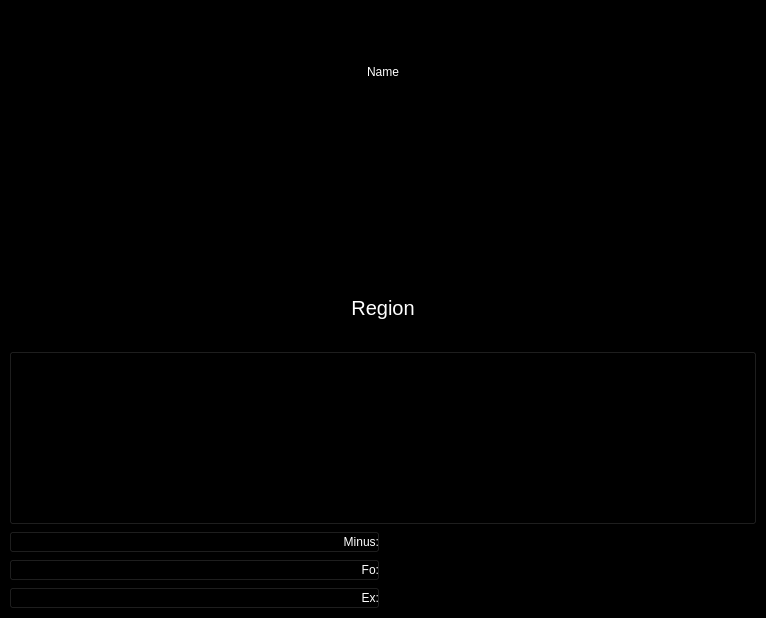
Above: PointFighting/form.ui from BarsukAlexey/xelarogi before the change. Below: the same form after it.
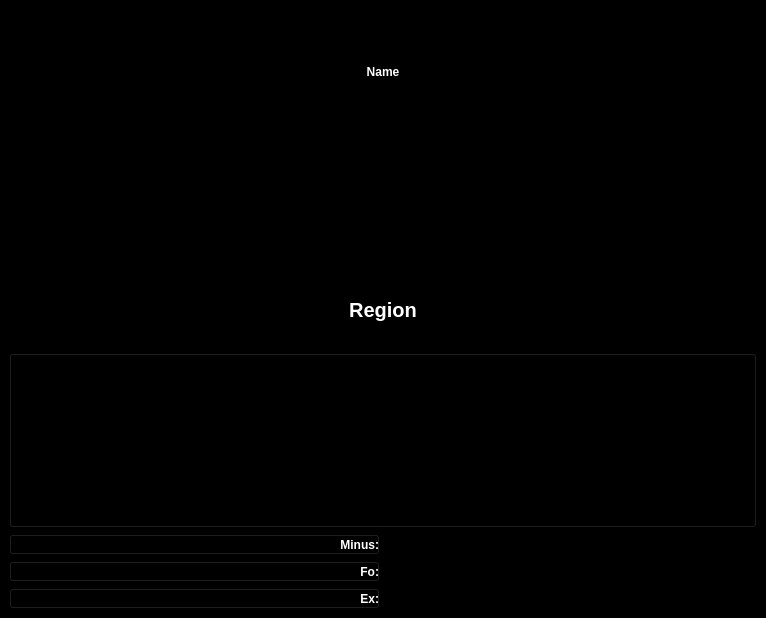
That is the form after the change. Custom widgets are drawn as their Qt base class.

```diff
--- a/PointFighting/form.ui
+++ b/PointFighting/form.ui
@@ -10,6 +10,18 @@
     <height>618</height>
    </rect>
   </property>
+  <property name="sizePolicy">
+   <sizepolicy hsizetype="Ignored" vsizetype="Ignored">
+    <horstretch>0</horstretch>
+    <verstretch>0</verstretch>
+   </sizepolicy>
+  </property>
+  <property name="font">
+   <font>
+    <weight>75</weight>
+    <bold>true</bold>
+   </font>
+  </property>
   <property name="windowTitle">
    <string>Form</string>
   </property>
@@ -36,6 +48,18 @@
    </property>
    <item row="0" column="0">
     <widget class="QWidget" name="widget" native="true">
+     <property name="sizePolicy">
+      <sizepolicy hsizetype="Ignored" vsizetype="Ignored">
+       <horstretch>0</horstretch>
+       <verstretch>0</verstretch>
+      </sizepolicy>
+     </property>
+     <property name="font">
+      <font>
+       <weight>75</weight>
+       <bold>true</bold>
+      </font>
+     </property>
      <property name="styleSheet">
       <string notr="true"/>
      </property>
@@ -43,11 +67,17 @@
       <item row="4" column="0">
        <widget class="QRightClickButton" name="pushButtonMinus">
         <property name="sizePolicy">
-         <sizepolicy hsizetype="Preferred" vsizetype="Preferred">
+         <sizepolicy hsizetype="Ignored" vsizetype="Ignored">
           <horstretch>0</horstretch>
           <verstretch>0</verstretch>
          </sizepolicy>
         </property>
+        <property name="font">
+         <font>
+          <weight>75</weight>
+          <bold>true</bold>
+         </font>
+        </property>
         <property name="styleSheet">
          <string notr="true"/>
         </property>
@@ -58,9 +88,17 @@
       </item>
       <item row="4" column="1">
        <widget class="AspectRatioPixmapLabel" name="labelMinus">
+        <property name="sizePolicy">
+         <sizepolicy hsizetype="Ignored" vsizetype="Ignored">
+          <horstretch>0</horstretch>
+          <verstretch>0</verstretch>
+         </sizepolicy>
+        </property>
         <property name="font">
          <font>
           <pointsize>14</pointsize>
+          <weight>75</weight>
+          <bold>true</bold>
          </font>
         </property>
         <property name="styleSheet">
@@ -77,11 +115,17 @@
       <item row="5" column="0">
        <widget class="QRightClickButton" name="pushButtonFo">
         <property name="sizePolicy">
-         <sizepolicy hsizetype="Preferred" vsizetype="Preferred">
+         <sizepolicy hsizetype="Ignored" vsizetype="Ignored">
           <horstretch>0</horstretch>
           <verstretch>0</verstretch>
          </sizepolicy>
         </property>
+        <property name="font">
+         <font>
+          <weight>75</weight>
+          <bold>true</bold>
+         </font>
+        </property>
         <property name="text">
          <string>Fo:</string>
         </property>
@@ -89,9 +133,17 @@
       </item>
       <item row="5" column="1">
        <widget class="AspectRatioPixmapLabel" name="labelFo">
+        <property name="sizePolicy">
+         <sizepolicy hsizetype="Ignored" vsizetype="Ignored">
+          <horstretch>0</horstretch>
+          <verstretch>0</verstretch>
+         </sizepolicy>
+        </property>
         <property name="font">
          <font>
           <pointsize>14</pointsize>
+          <weight>75</weight>
+          <bold>true</bold>
          </font>
         </property>
         <property name="styleSheet">
@@ -105,11 +157,17 @@
       <item row="6" column="0">
        <widget class="QRightClickButton" name="pushButtonEx">
         <property name="sizePolicy">
-         <sizepolicy hsizetype="Preferred" vsizetype="Preferred">
+         <sizepolicy hsizetype="Ignored" vsizetype="Ignored">
           <horstretch>0</horstretch>
           <verstretch>0</verstretch>
          </sizepolicy>
         </property>
+        <property name="font">
+         <font>
+          <weight>75</weight>
+          <bold>true</bold>
+         </font>
+        </property>
         <property name="text">
          <string>Ex:</string>
         </property>
@@ -117,9 +175,17 @@
       </item>
       <item row="6" column="1">
        <widget class="AspectRatioPixmapLabel" name="labelEx">
+        <property name="sizePolicy">
+         <sizepolicy hsizetype="Ignored" vsizetype="Ignored">
+          <horstretch>0</horstretch>
+          <verstretch>0</verstretch>
+         </sizepolicy>
+        </property>
         <property name="font">
          <font>
           <pointsize>14</pointsize>
+          <weight>75</weight>
+          <bold>true</bold>
          </font>
         </property>
         <property name="styleSheet">
@@ -135,9 +201,17 @@
       </item>
       <item row="2" column="0" colspan="2">
        <widget class="AspectRatioTextLabel" name="labelRegion">
+        <property name="sizePolicy">
+         <sizepolicy hsizetype="Ignored" vsizetype="Ignored">
+          <horstretch>0</horstretch>
+          <verstretch>0</verstretch>
+         </sizepolicy>
+        </property>
         <property name="font">
          <font>
           <pointsize>15</pointsize>
+          <weight>75</weight>
+          <bold>true</bold>
          </font>
         </property>
         <property name="styleSheet">
@@ -154,11 +228,17 @@
       <item row="1" column="0" colspan="2">
        <widget class="AspectRatioPixmapLabel" name="labelFlag">
         <property name="sizePolicy">
-         <sizepolicy hsizetype="Preferred" vsizetype="Preferred">
+         <sizepolicy hsizetype="Ignored" vsizetype="Ignored">
           <horstretch>0</horstretch>
           <verstretch>0</verstretch>
          </sizepolicy>
         </property>
+        <property name="font">
+         <font>
+          <weight>75</weight>
+          <bold>true</bold>
+         </font>
+        </property>
         <property name="alignment">
          <set>Qt::AlignCenter</set>
         </property>
@@ -166,6 +246,18 @@
       </item>
       <item row="0" column="0" colspan="2">
        <widget class="AspectRatioTextLabel" name="labelFIO">
+        <property name="sizePolicy">
+         <sizepolicy hsizetype="Ignored" vsizetype="Ignored">
+          <horstretch>0</horstretch>
+          <verstretch>0</verstretch>
+         </sizepolicy>
+        </property>
+        <property name="font">
+         <font>
+          <weight>75</weight>
+          <bold>true</bold>
+         </font>
+        </property>
         <property name="styleSheet">
          <string notr="true">color: rgb(255, 255, 255);</string>
         </property>
@@ -180,11 +272,17 @@
       <item row="3" column="0" colspan="2">
        <widget class="QRightClickButton" name="pushButtonPoint">
         <property name="sizePolicy">
-         <sizepolicy hsizetype="Preferred" vsizetype="Preferred">
+         <sizepolicy hsizetype="Ignored" vsizetype="Ignored">
           <horstretch>0</horstretch>
           <verstretch>0</verstretch>
          </sizepolicy>
         </property>
+        <property name="font">
+         <font>
+          <weight>75</weight>
+          <bold>true</bold>
+         </font>
+        </property>
         <property name="styleSheet">
          <string notr="true"/>
         </property>
```
